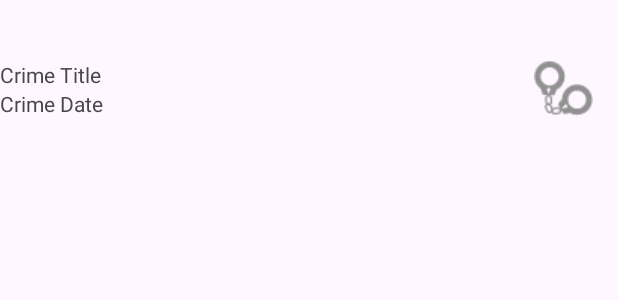
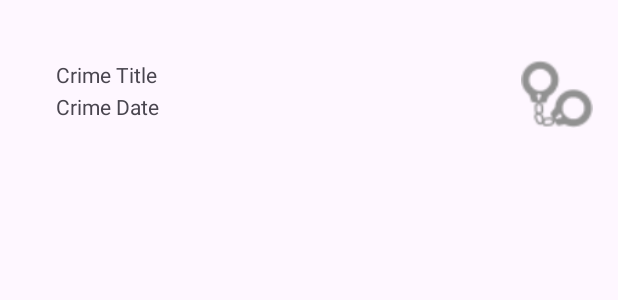
Before and after one commit to therealtommy/CriminalIntent, an Android app: the layout list_item_crime.xml on its own in the app's theme, with its tools: preview values and no code run, on a phone screen of 412 x 824 dp. Shown: the top 300 px of the screen. Run offline under Robolectric (Android 15) with nearby library versions, the phone set to English and light mode, and no system bars.

Commit message:
Some fixes for layout and saving data

```diff
--- a/app/src/main/res/layout/fragment_crime.xml
+++ b/app/src/main/res/layout/fragment_crime.xml
@@ -39,9 +39,4 @@
         android:layout_height="67dp"
         android:text="@string/crime_solved_label" />
 
-    <Button
-        android:id="@+id/button"
-        android:layout_width="match_parent"
-        android:layout_height="wrap_content"
-        android:text="Save data and back" />
 </LinearLayout>
--- a/app/src/main/res/layout/list_item_crime.xml
+++ b/app/src/main/res/layout/list_item_crime.xml
@@ -8,37 +8,37 @@
 
     <TextView
         android:id="@+id/crime_title"
-        android:layout_width="0dp"
-        android:layout_height="wrap_content"
+        android:layout_width="309dp"
+        android:layout_height="21dp"
         android:layout_marginTop="40dp"
         android:text="Crime Title"
         app:layout_constraintBottom_toTopOf="@+id/crime_date"
         app:layout_constraintEnd_toEndOf="parent"
-        app:layout_constraintHorizontal_bias="0.0"
+        app:layout_constraintHorizontal_bias="0.362"
         app:layout_constraintStart_toStartOf="parent"
         app:layout_constraintTop_toTopOf="parent"
         app:layout_constraintVertical_chainStyle="packed" />
 
     <TextView
         android:id="@+id/crime_date"
-        android:layout_width="0dp"
-        android:layout_height="wrap_content"
+        android:layout_width="310dp"
+        android:layout_height="24dp"
         android:text="Crime Date"
         app:layout_constraintBottom_toBottomOf="parent"
         app:layout_constraintEnd_toEndOf="parent"
-        app:layout_constraintHorizontal_bias="0.0"
+        app:layout_constraintHorizontal_bias="0.366"
         app:layout_constraintStart_toStartOf="parent"
         app:layout_constraintTop_toBottomOf="@+id/crime_title" />
 
     <ImageView
         android:id="@+id/imageView"
-        android:layout_width="wrap_content"
-        android:layout_height="wrap_content"
+        android:layout_width="49dp"
+        android:layout_height="45dp"
         app:layout_constraintBottom_toBottomOf="@+id/crime_date"
         app:layout_constraintEnd_toEndOf="parent"
-        app:layout_constraintHorizontal_bias="0.956"
+        app:layout_constraintHorizontal_bias="0.955"
         app:layout_constraintStart_toStartOf="parent"
-        app:layout_constraintTop_toTopOf="@+id/crime_title"
-        app:layout_constraintVertical_bias="0.0"
+        app:layout_constraintTop_toTopOf="parent"
+        app:layout_constraintVertical_bias="1.0"
         app:srcCompat="@drawable/ic_solved" />
 </androidx.constraintlayout.widget.ConstraintLayout>
```
Also changed, not shown: app/src/main/java/com/example/criminalintent/CrimeDetailViewModel.kt (+2 -5 lines), app/src/main/java/com/example/criminalintent/CrimeFragment.kt (+8 -4 lines), app/src/main/java/com/example/criminalintent/CrimeRepository.kt (+3 -11 lines).
